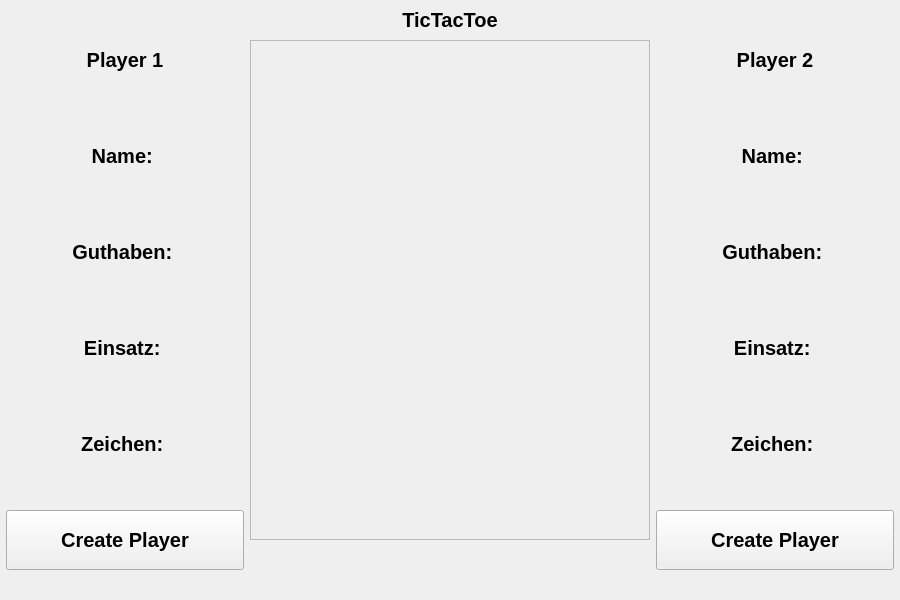
First picture: the form in mainWindow.ui, repository HausMeister008/TikTakToeWithDavid, before the edit.
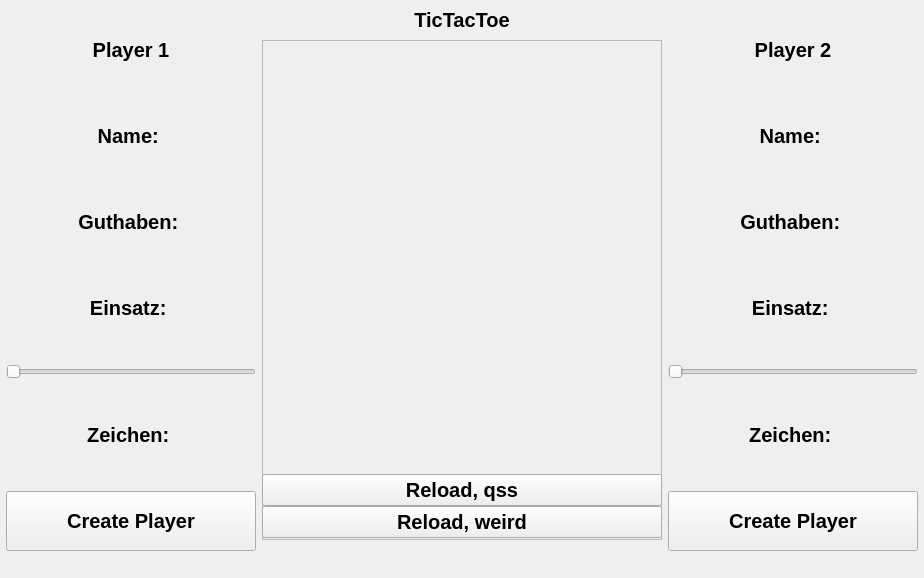
Second picture: the form after the edit.

Commit message: weird light mode

Patch:
```diff
--- a/mainWindow.ui
+++ b/mainWindow.ui
@@ -6,8 +6,8 @@
    <rect>
     <x>0</x>
     <y>0</y>
-    <width>900</width>
-    <height>600</height>
+    <width>924</width>
+    <height>578</height>
    </rect>
   </property>
   <property name="minimumSize">
@@ -187,6 +187,13 @@
            </property>
           </widget>
          </item>
+         <item>
+          <widget class="QSlider" name="horizontalSlider">
+           <property name="orientation">
+            <enum>Qt::Horizontal</enum>
+           </property>
+          </widget>
+         </item>
          <item>
           <widget class="QLabel" name="label_3">
            <property name="sizePolicy">
@@ -323,6 +330,20 @@
            </property>
           </widget>
          </item>
+         <item>
+          <widget class="QPushButton" name="btn_qss_reload">
+           <property name="text">
+            <string>Reload, qss</string>
+           </property>
+          </widget>
+         </item>
+         <item>
+          <widget class="QPushButton" name="btn_qss_reload_weird">
+           <property name="text">
+            <string>Reload, weird</string>
+           </property>
+          </widget>
+         </item>
          <item>
           <widget class="QLabel" name="lb_outputField">
            <property name="sizePolicy">
@@ -481,6 +502,13 @@
            </property>
           </widget>
          </item>
+         <item>
+          <widget class="QSlider" name="horizontalSlider_2">
+           <property name="orientation">
+            <enum>Qt::Horizontal</enum>
+           </property>
+          </widget>
+         </item>
          <item>
           <widget class="QLabel" name="label">
            <property name="sizePolicy">
```
Left out of the diff: 35 changed lines with no effect on the pictures. The commit also changes 5 other files.
